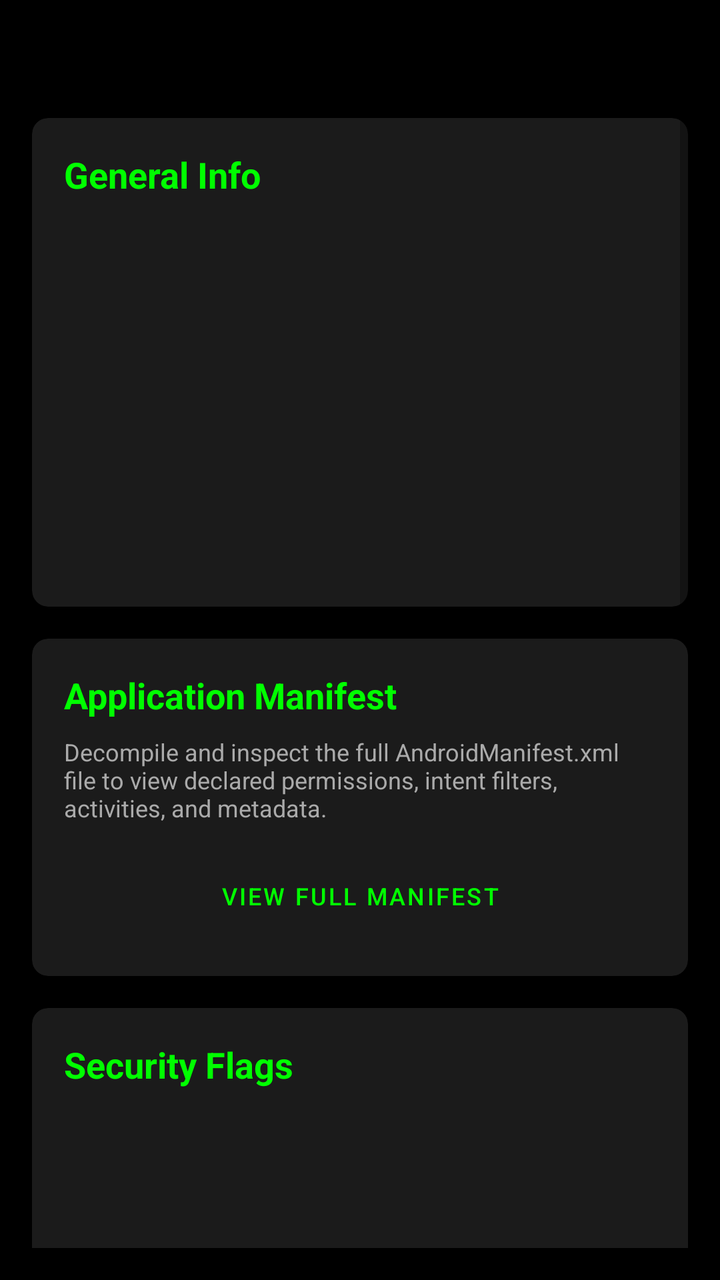
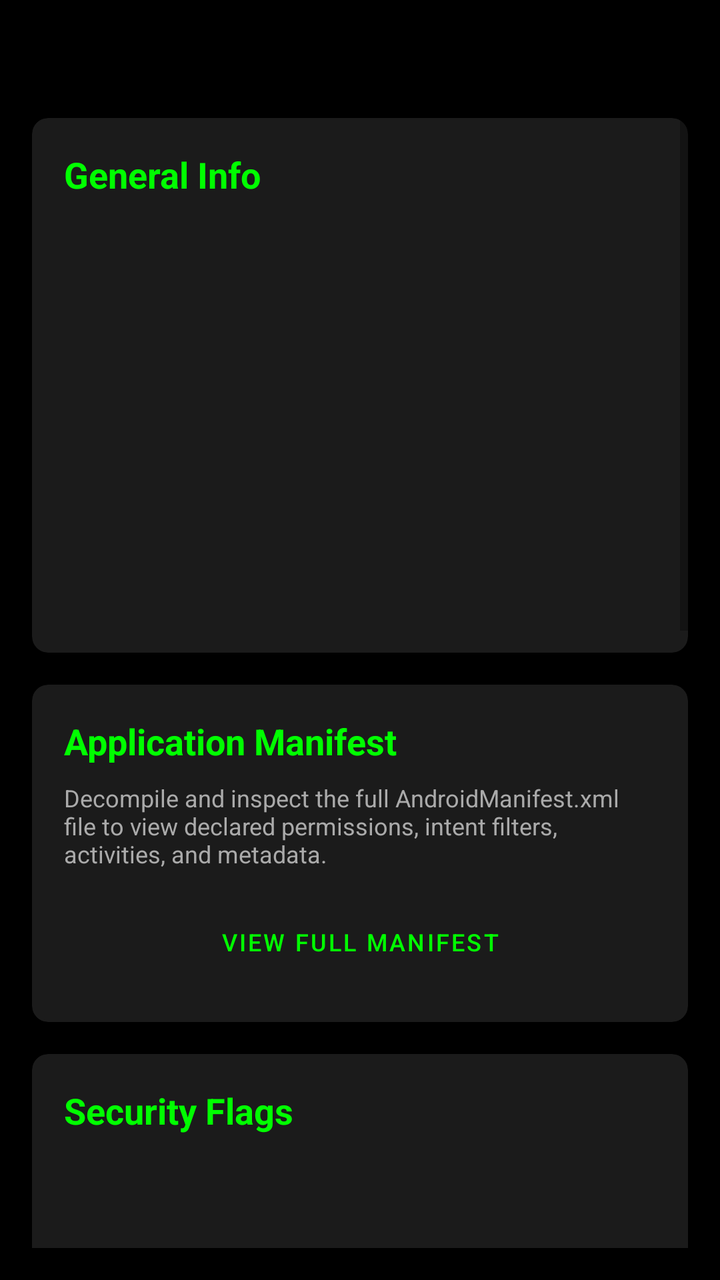

Before-and-after screenshots of an Android layout around one commit, followed by the original layout XML and the change that was made.
<!-- AndroidManifest.xml: application theme Theme.MoPWN -->
<!-- res/layout/activity_apk_details.xml -->
<?xml version="1.0" encoding="utf-8"?>
<ScrollView xmlns:android="http://schemas.android.com/apk/res/android"
    xmlns:app="http://schemas.android.com/apk/res-auto"
    android:layout_width="match_parent"
    android:layout_height="match_parent"
    android:background="@drawable/main_background"
    android:padding="16dp">

    <LinearLayout
        android:layout_width="match_parent"
        android:layout_height="wrap_content"
        android:orientation="vertical">

        
        <TextView
            android:id="@+id/tvPackageNameHeader"
            android:layout_width="match_parent"
            android:layout_height="wrap_content"
            android:textColor="@color/white"
            android:textSize="20sp"
            android:textStyle="bold"
            android:layout_marginBottom="16dp"
            android:textAlignment="center"/>

        
        <androidx.cardview.widget.CardView
            android:layout_width="match_parent"
            android:layout_height="wrap_content"
            app:cardBackgroundColor="#CC222222"
            app:cardCornerRadius="8dp"
            app:cardElevation="4dp"
            android:layout_marginBottom="16dp">
            
            <LinearLayout
                android:layout_width="match_parent"
                android:layout_height="wrap_content"
                android:orientation="vertical"
                android:padding="16dp">
                
                <TextView
                    android:layout_width="wrap_content"
                    android:layout_height="wrap_content"
                    android:text="General Info"
                    android:textColor="@color/green_primary"
                    android:textSize="18sp"
                    android:textStyle="bold"
                    android:layout_marginBottom="8dp"/>
                
                <TextView android:id="@+id/tvVersion" android:layout_width="match_parent" android:layout_height="wrap_content" android:textColor="@color/white" android:layout_marginBottom="4dp"/>
                <TextView android:id="@+id/tvAppType" android:layout_width="match_parent" android:layout_height="wrap_content" android:textColor="@color/white" android:layout_marginBottom="4dp"/>
                <TextView android:id="@+id/tvTechnology" android:layout_width="match_parent" android:layout_height="wrap_content" android:textColor="@color/white" android:layout_marginBottom="4dp"/>
                <TextView android:id="@+id/tvMinSdk" android:layout_width="match_parent" android:layout_height="wrap_content" android:textColor="@color/white" android:layout_marginBottom="4dp"/>
                <TextView android:id="@+id/tvTargetSdk" android:layout_width="match_parent" android:layout_height="wrap_content" android:textColor="@color/white" android:layout_marginBottom="4dp"/>
                <TextView android:id="@+id/tvInstaller" android:layout_width="match_parent" android:layout_height="wrap_content" android:textColor="@color/white" android:layout_marginBottom="4dp"/>
                <TextView android:id="@+id/tvInstallTime" android:layout_width="match_parent" android:layout_height="wrap_content" android:textColor="@color/white" android:layout_marginBottom="4dp"/>
                <TextView android:id="@+id/tvUpdateTime" android:layout_width="match_parent" android:layout_height="wrap_content" android:textColor="@color/white"/>
            </LinearLayout>
        </androidx.cardview.widget.CardView>

        
        <androidx.cardview.widget.CardView
            android:layout_width="match_parent"
            android:layout_height="wrap_content"
            app:cardBackgroundColor="#CC222222"
            app:cardCornerRadius="8dp"
            app:cardElevation="4dp"
            android:layout_marginBottom="16dp">
            
            <LinearLayout
                android:layout_width="match_parent"
                android:layout_height="wrap_content"
                android:orientation="vertical"
                android:padding="16dp">
                
                <TextView
                    android:layout_width="wrap_content"
                    android:layout_height="wrap_content"
                    android:text="Application Manifest"
                    android:textColor="@color/green_primary"
                    android:textSize="18sp"
                    android:textStyle="bold"
                    android:layout_marginBottom="8dp"/>

                <TextView
                    android:layout_width="match_parent"
                    android:layout_height="wrap_content"
                    android:text="Decompile and inspect the full AndroidManifest.xml file to view declared permissions, intent filters, activities, and metadata."
                    android:textColor="#AAAAAA"
                    android:textSize="12sp"
                    android:layout_marginBottom="12dp"/>
                
                <Button
                    android:id="@+id/btnViewManifest"
                    android:layout_width="match_parent"
                    android:layout_height="wrap_content"
                    android:text="View Full Manifest"
                    android:textSize="12sp"
                    style="@style/Widget.MaterialComponents.Button.OutlinedButton"
                    android:textColor="@color/green_primary"
                    app:strokeColor="@color/green_primary"/>
            </LinearLayout>
        </androidx.cardview.widget.CardView>



        
        <androidx.cardview.widget.CardView
            android:layout_width="match_parent"
            android:layout_height="wrap_content"
            app:cardBackgroundColor="#CC222222"
            app:cardCornerRadius="8dp"
            app:cardElevation="4dp"
            android:layout_marginBottom="16dp">
            
            <LinearLayout
                android:layout_width="match_parent"
                android:layout_height="wrap_content"
                android:orientation="vertical"
                android:padding="16dp">
                
                <TextView
                    android:layout_width="wrap_content"
                    android:layout_height="wrap_content"
                    android:text="Security Flags"
                    android:textColor="@color/green_primary"
                    android:textSize="18sp"
                    android:textStyle="bold"
                    android:layout_marginBottom="8dp"/>
                
                <TextView android:id="@+id/tvDebuggable" android:layout_width="match_parent" android:layout_height="wrap_content" android:layout_marginBottom="2dp"/>
                <TextView android:id="@+id/tvDebuggableRisk" android:layout_width="match_parent" android:layout_height="wrap_content" android:textSize="11sp" android:textColor="#BBBBBB" android:layout_marginBottom="8dp" android:visibility="gone" android:textIsSelectable="true"/>
                
                <TextView android:id="@+id/tvAllowBackup" android:layout_width="match_parent" android:layout_height="wrap_content" android:layout_marginBottom="2dp"/>
                <TextView android:id="@+id/tvAllowBackupRisk" android:layout_width="match_parent" android:layout_height="wrap_content" android:textSize="11sp" android:textColor="#BBBBBB" android:layout_marginBottom="8dp" android:visibility="gone" android:text="Implication: Data can be extracted via 'adb backup' even without root."/>
                
                <TextView android:id="@+id/tvCleartext" android:layout_width="match_parent" android:layout_height="wrap_content" android:layout_marginBottom="2dp"/>
                <TextView android:id="@+id/tvCleartextRisk" android:layout_width="match_parent" android:layout_height="wrap_content" android:textSize="11sp" android:textColor="#BBBBBB" android:layout_marginBottom="8dp" android:visibility="gone" android:text="Implication: Sensitive data may be transmitted unencrypted (HTTP)."/>


                
                <TextView android:id="@+id/tvSharedUid" android:layout_width="match_parent" android:layout_height="wrap_content" android:textColor="@color/white" android:layout_marginBottom="4dp"/>
                <TextView android:id="@+id/tvAppUid" android:layout_width="match_parent" android:layout_height="wrap_content" android:textColor="@color/white" android:layout_marginBottom="8dp"/>

                <TextView android:id="@+id/tvSignature" android:layout_width="match_parent" android:layout_height="wrap_content" android:textColor="@color/white" android:textSize="12sp" android:layout_marginBottom="12dp" android:textIsSelectable="true"/>

                <Button
                    android:id="@+id/btnFindSisterApps"
                    android:layout_width="match_parent"
                    android:layout_height="wrap_content"
                    android:text="Find Sister Apps (Shared UID)"
                    android:visibility="gone"
                    android:textSize="12sp"
                    style="@style/Widget.MaterialComponents.Button.OutlinedButton"
                    android:textColor="@color/green_primary"
                    app:strokeColor="@color/green_primary"/>
            </LinearLayout>
        </androidx.cardview.widget.CardView>

        
        <androidx.cardview.widget.CardView
            android:layout_width="match_parent"
            android:layout_height="wrap_content"
            app:cardBackgroundColor="#CC222222"
            app:cardCornerRadius="8dp"
            app:cardElevation="4dp"
            android:layout_marginBottom="16dp">
            
            <LinearLayout
                android:layout_width="match_parent"
                android:layout_height="wrap_content"
                android:orientation="vertical"
                android:padding="16dp">
                
                <TextView
                    android:layout_width="wrap_content"
                    android:layout_height="wrap_content"
                    android:text="Binary &amp; Obfuscation Audit"
                    android:textColor="@color/green_primary"
                    android:textSize="18sp"
                    android:textStyle="bold"
                    android:layout_marginBottom="8dp"/>
                
                <TextView android:id="@+id/tvFrameworkPacker" android:layout_width="match_parent" android:layout_height="wrap_content" android:textColor="@color/white" android:layout_marginBottom="6dp"/>
                <TextView android:id="@+id/tvObfuscationScore" android:layout_width="match_parent" android:layout_height="wrap_content" android:textColor="@color/white"/>
            </LinearLayout>
        </androidx.cardview.widget.CardView>

        
        <androidx.cardview.widget.CardView
            android:id="@+id/cardNativeLibs"
            android:layout_width="match_parent"
            android:layout_height="wrap_content"
            app:cardBackgroundColor="#CC222222"
            app:cardCornerRadius="8dp"
            app:cardElevation="4dp"
            android:layout_marginBottom="16dp"
            android:visibility="gone">
            
            <LinearLayout
                android:layout_width="match_parent"
                android:layout_height="wrap_content"
                android:orientation="vertical"
                android:padding="16dp">
                
                <TextView
                    android:layout_width="wrap_content"
                    android:layout_height="wrap_content"
                    android:text="Native Library Mitigations (.so)"
                    android:textColor="@color/green_primary"
                    android:textSize="18sp"
                    android:textStyle="bold"
                    android:layout_marginBottom="8dp"/>
                
                <LinearLayout
                    android:id="@+id/llNativeLibs"
                    android:layout_width="match_parent"
                    android:layout_height="wrap_content"
                    android:orientation="vertical"/>
            </LinearLayout>
        </androidx.cardview.widget.CardView>

        
        <androidx.cardview.widget.CardView
            android:layout_width="match_parent"
            android:layout_height="wrap_content"
            app:cardBackgroundColor="#CC222222"
            app:cardCornerRadius="8dp"
            app:cardElevation="4dp"
            android:layout_marginBottom="16dp">
            
            <LinearLayout
                android:layout_width="match_parent"
                android:layout_height="wrap_content"
                android:orientation="vertical"
                android:padding="16dp">
                
                <TextView
                    android:layout_width="wrap_content"
                    android:layout_height="wrap_content"
                    android:text="Component Summary"
                    android:textColor="@color/green_primary"
                    android:textSize="18sp"
                    android:textStyle="bold"
                    android:layout_marginBottom="8dp"/>
                
                <TextView android:id="@+id/tvCompActivities" android:layout_width="match_parent" android:layout_height="wrap_content" android:textColor="@color/white" android:layout_marginBottom="4dp"/>
                <TextView android:id="@+id/tvCompServices" android:layout_width="match_parent" android:layout_height="wrap_content" android:textColor="@color/white" android:layout_marginBottom="4dp"/>
                <TextView android:id="@+id/tvCompReceivers" android:layout_width="match_parent" android:layout_height="wrap_content" android:textColor="@color/white" android:layout_marginBottom="4dp"/>
                <TextView android:id="@+id/tvCompProviders" android:layout_width="match_parent" android:layout_height="wrap_content" android:textColor="@color/white"/>
            </LinearLayout>
        </androidx.cardview.widget.CardView>

        
        <androidx.cardview.widget.CardView
            android:layout_width="match_parent"
            android:layout_height="wrap_content"
            app:cardBackgroundColor="#CC222222"
            app:cardCornerRadius="8dp"
            app:cardElevation="4dp"
            android:layout_marginBottom="16dp">
            
            <LinearLayout
                android:layout_width="match_parent"
                android:layout_height="wrap_content"
                android:orientation="vertical"
                android:padding="16dp">
                
                <TextView
                    android:layout_width="wrap_content"
                    android:layout_height="wrap_content"
                    android:text="Storage Paths"
                    android:textColor="@color/green_primary"
                    android:textSize="18sp"
                    android:textStyle="bold"
                    android:layout_marginBottom="8dp"/>
                
                <TextView android:id="@+id/tvDataDir" android:layout_width="match_parent" android:layout_height="wrap_content" android:textColor="@color/white" android:layout_marginBottom="8dp"/>
                <TextView android:id="@+id/tvSourceDir" android:layout_width="match_parent" android:layout_height="wrap_content" android:textColor="@color/white" android:layout_marginBottom="8dp"/>
                <TextView android:id="@+id/tvNativeLibDir" android:layout_width="match_parent" android:layout_height="wrap_content" android:textColor="@color/white"/>
            </LinearLayout>
        </androidx.cardview.widget.CardView>

        
        <androidx.cardview.widget.CardView
            android:layout_width="match_parent"
            android:layout_height="wrap_content"
            app:cardBackgroundColor="#CC222222"
            app:cardCornerRadius="8dp"
            app:cardElevation="4dp"
            android:layout_marginBottom="16dp">
            
            <LinearLayout
                android:layout_width="match_parent"
                android:layout_height="wrap_content"
                android:orientation="vertical"
                android:padding="16dp">
                
                <TextView
                    android:layout_width="wrap_content"
                    android:layout_height="wrap_content"
                    android:text="Permissions"
                    android:textColor="@color/green_primary"
                    android:textSize="18sp"
                    android:textStyle="bold"
                    android:layout_marginBottom="4dp"/>

                <TextView
                    android:layout_width="wrap_content"
                    android:layout_height="wrap_content"
                    android:text="✓ Granted  |  ✗ Requested (Not Granted)"
                    android:textColor="#AAAAAA"
                    android:textSize="12sp"
                    android:layout_marginBottom="12dp"/>
                
                <LinearLayout
                    android:id="@+id/llPermissions"
                    android:layout_width="match_parent"
                    android:layout_height="wrap_content"
                    android:orientation="vertical"/>
            </LinearLayout>
        </androidx.cardview.widget.CardView>

    </LinearLayout>
</ScrollView>
<!-- resources referenced by this layout -->
<resources>
  <color name="green_primary">#00FF00</color>
  <color name="white">#FFFFFFFF</color>
  <style name="Theme.MoPWN" parent="Theme.MaterialComponents.DayNight.NoActionBar">
          <item name="colorPrimary">@color/green_primary</item>
          <item name="colorOnPrimary">@color/black</item>
          <item name="android:windowBackground">@color/black</item>
      </style>
  <color name="black">#FF000000</color>
</resources>

<!-- the commit's change to res/layout/activity_apk_details.xml (unified diff, before → after) -->
@@ -49,6 +49,7 @@
                 <TextView android:id="@+id/tvVersion" android:layout_width="match_parent" android:layout_height="wrap_content" android:textColor="@color/white" android:layout_marginBottom="4dp"/>
                 <TextView android:id="@+id/tvAppType" android:layout_width="match_parent" android:layout_height="wrap_content" android:textColor="@color/white" android:layout_marginBottom="4dp"/>
                 <TextView android:id="@+id/tvTechnology" android:layout_width="match_parent" android:layout_height="wrap_content" android:textColor="@color/white" android:layout_marginBottom="4dp"/>
+                <TextView android:id="@+id/tvMainActivity" android:layout_width="match_parent" android:layout_height="wrap_content" android:textColor="@color/white" android:background="?android:attr/selectableItemBackground" android:clickable="true" android:focusable="true" android:layout_marginBottom="4dp"/>
                 <TextView android:id="@+id/tvMinSdk" android:layout_width="match_parent" android:layout_height="wrap_content" android:textColor="@color/white" android:layout_marginBottom="4dp"/>
                 <TextView android:id="@+id/tvTargetSdk" android:layout_width="match_parent" android:layout_height="wrap_content" android:textColor="@color/white" android:layout_marginBottom="4dp"/>
                 <TextView android:id="@+id/tvInstaller" android:layout_width="match_parent" android:layout_height="wrap_content" android:textColor="@color/white" android:layout_marginBottom="4dp"/>
